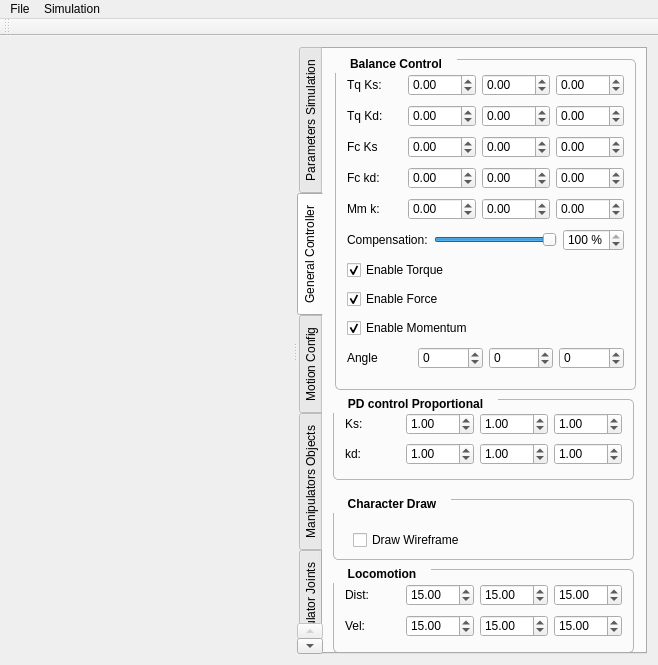
dtbinh/Physics, file mainwindow.ui: the form before one commit.
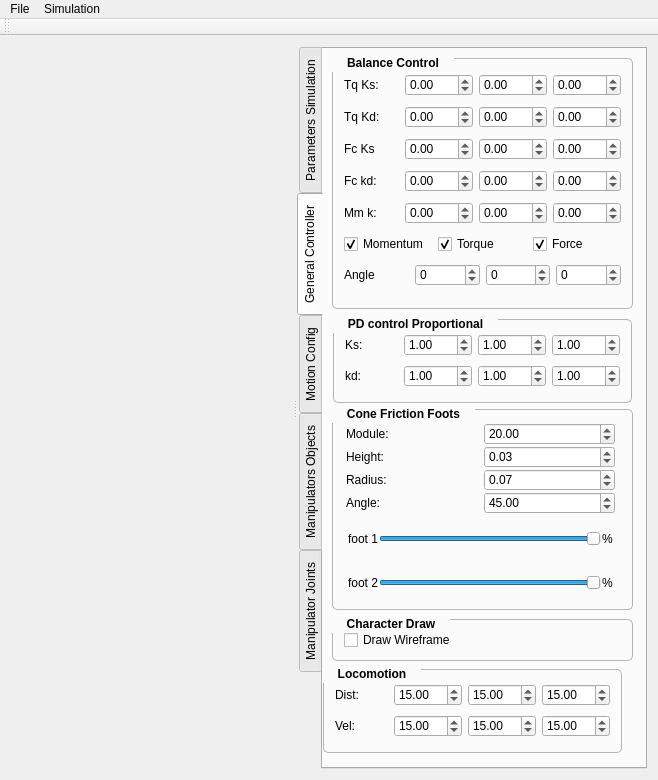
The form after the commit. The open tabs and pages were chosen to show the change. Custom widgets are drawn as their Qt base class.

What changed in the file:
```diff
--- a/mainwindow.ui
+++ b/mainwindow.ui
@@ -7,7 +7,7 @@
     <x>0</x>
     <y>0</y>
     <width>658</width>
-    <height>665</height>
+    <height>780</height>
    </rect>
   </property>
   <property name="windowTitle">
@@ -180,10 +180,10 @@
            <widget class="QGroupBox" name="groupBox_3">
             <property name="geometry">
              <rect>
-              <x>12</x>
-              <y>10</y>
+              <x>9</x>
+              <y>9</y>
               <width>301</width>
-              <height>331</height>
+              <height>251</height>
              </rect>
             </property>
             <property name="font">
@@ -252,52 +252,6 @@
                </item>
               </layout>
              </item>
-             <item row="5" column="0">
-              <layout class="QHBoxLayout" name="horizontalLayout_20">
-               <item>
-                <widget class="QLabel" name="label_19">
-                 <property name="text">
-                  <string>Compensation:</string>
-                 </property>
-                </widget>
-               </item>
-               <item>
-                <widget class="QSlider" name="sliderComp">
-                 <property name="maximum">
-                  <number>100</number>
-                 </property>
-                 <property name="pageStep">
-                  <number>5</number>
-                 </property>
-                 <property name="value">
-                  <number>100</number>
-                 </property>
-                 <property name="orientation">
-                  <enum>Qt::Horizontal</enum>
-                 </property>
-                </widget>
-               </item>
-               <item>
-                <widget class="QSpinBox" name="spinComp">
-                 <property name="suffix">
-                  <string> %</string>
-                 </property>
-                 <property name="prefix">
-                  <string/>
-                 </property>
-                 <property name="maximum">
-                  <number>100</number>
-                 </property>
-                 <property name="singleStep">
-                  <number>5</number>
-                 </property>
-                 <property name="value">
-                  <number>100</number>
-                 </property>
-                </widget>
-               </item>
-              </layout>
-             </item>
              <item row="1" column="0">
               <layout class="QHBoxLayout" name="horizontalLayout_12">
                <item>
@@ -380,16 +334,6 @@
                </item>
               </layout>
              </item>
-             <item row="6" column="0">
-              <widget class="QCheckBox" name="checkTorqueBal">
-               <property name="text">
-                <string>Enable Torque</string>
-               </property>
-               <property name="checked">
-                <bool>true</bool>
-               </property>
-              </widget>
-             </item>
              <item row="3" column="0">
               <layout class="QHBoxLayout" name="horizontalLayout_14">
                <item>
@@ -431,16 +375,6 @@
                </item>
               </layout>
              </item>
-             <item row="7" column="0">
-              <widget class="QCheckBox" name="checkForceBal">
-               <property name="text">
-                <string>Enable Force</string>
-               </property>
-               <property name="checked">
-                <bool>true</bool>
-               </property>
-              </widget>
-             </item>
              <item row="4" column="0">
               <layout class="QHBoxLayout" name="horizontalLayout_19">
                <item>
@@ -482,17 +416,41 @@
                </item>
               </layout>
              </item>
-             <item row="8" column="0">
-              <widget class="QCheckBox" name="checkMomentum">
-               <property name="text">
-                <string>Enable Momentum</string>
-               </property>
-               <property name="checked">
-                <bool>true</bool>
-               </property>
-              </widget>
+             <item row="5" column="0">
+              <layout class="QHBoxLayout" name="horizontalLayout_20">
+               <item>
+                <widget class="QCheckBox" name="checkMomentum">
+                 <property name="text">
+                  <string>Momentum</string>
+                 </property>
+                 <property name="checked">
+                  <bool>true</bool>
+                 </property>
+                </widget>
+               </item>
+               <item>
+                <widget class="QCheckBox" name="checkTorqueBal">
+                 <property name="text">
+                  <string>Torque</string>
+                 </property>
+                 <property name="checked">
+                  <bool>true</bool>
+                 </property>
+                </widget>
+               </item>
+               <item>
+                <widget class="QCheckBox" name="checkForceBal">
+                 <property name="text">
+                  <string>Force</string>
+                 </property>
+                 <property name="checked">
+                  <bool>true</bool>
+                 </property>
+                </widget>
+               </item>
+              </layout>
              </item>
-             <item row="9" column="0">
+             <item row="6" column="0">
               <layout class="QHBoxLayout" name="horizontalLayout_21">
                <item>
                 <widget class="QLabel" name="label_20">
@@ -539,9 +497,9 @@
             <property name="geometry">
              <rect>
               <x>10</x>
-              <y>350</y>
-              <width>301</width>
-              <height>81</height>
+              <y>270</y>
+              <width>299</width>
+              <height>84</height>
              </rect>
             </property>
             <property name="font">
@@ -674,10 +632,10 @@
            <widget class="QGroupBox" name="groupBox_7">
             <property name="geometry">
              <rect>
-              <x>10</x>
-              <y>450</y>
+              <x>9</x>
+              <y>570</y>
               <width>301</width>
-              <height>61</height>
+              <height>42</height>
              </rect>
             </property>
             <property name="font">
@@ -704,26 +662,22 @@
             <property name="title">
              <string>Character Draw</string>
             </property>
-            <widget class="QCheckBox" name="checkWireChara">
-             <property name="geometry">
-              <rect>
-               <x>20</x>
-               <y>30</y>
-               <width>151</width>
-               <height>22</height>
-              </rect>
-             </property>
-             <property name="text">
-              <string>Draw Wireframe</string>
-             </property>
-            </widget>
+            <layout class="QGridLayout" name="gridLayout_14">
+             <item row="0" column="0">
+              <widget class="QCheckBox" name="checkWireChara">
+               <property name="text">
+                <string>Draw Wireframe</string>
+               </property>
+              </widget>
+             </item>
+            </layout>
            </widget>
            <widget class="QGroupBox" name="groupBox_8">
             <property name="geometry">
              <rect>
-              <x>10</x>
-              <y>520</y>
-              <width>301</width>
+              <x>0</x>
+              <y>620</y>
+              <width>299</width>
               <height>84</height>
              </rect>
             </property>
@@ -854,6 +808,242 @@
              </item>
             </layout>
            </widget>
+           <widget class="QGroupBox" name="groupBoxCone">
+            <property name="geometry">
+             <rect>
+              <x>9</x>
+              <y>360</y>
+              <width>301</width>
+              <height>201</height>
+             </rect>
+            </property>
+            <property name="font">
+             <font>
+              <pointsize>9</pointsize>
+              <weight>75</weight>
+              <bold>true</bold>
+             </font>
+            </property>
+            <property name="styleSheet">
+             <string notr="true">QGroupBox::title { 
+   
+     subcontrol-position: top left; /* position at the top left*/ 
+  padding: 2px 13px;
+   margin-top: -5px;
+    
+ }
+
+QGroupBox{
+   border: 1px solid rgb(182, 181, 179);
+  border-radius: 5px;
+}</string>
+            </property>
+            <property name="title">
+             <string>Cone Friction Foots</string>
+            </property>
+            <widget class="QWidget" name="layoutWidget">
+             <property name="geometry">
+              <rect>
+               <x>3</x>
+               <y>3</y>
+               <width>291</width>
+               <height>201</height>
+              </rect>
+             </property>
+             <layout class="QVBoxLayout" name="verticalLayout_3">
+              <item>
+               <layout class="QVBoxLayout" name="verticalLayout_2">
+                <property name="spacing">
+                 <number>1</number>
+                </property>
+                <item>
+                 <layout class="QHBoxLayout" name="horizontalLayout_27">
+                  <item>
+                   <widget class="QLabel" name="label_28">
+                    <property name="text">
+                     <string>Module:</string>
+                    </property>
+                   </widget>
+                  </item>
+                  <item>
+                   <widget class="QDoubleSpinBox" name="coneM">
+                    <property name="maximum">
+                     <double>2000.000000000000000</double>
+                    </property>
+                    <property name="singleStep">
+                     <double>2.000000000000000</double>
+                    </property>
+                    <property name="value">
+                     <double>20.000000000000000</double>
+                    </property>
+                   </widget>
+                  </item>
+                 </layout>
+                </item>
+                <item>
+                 <layout class="QHBoxLayout" name="horizontalLayout_29">
+                  <item>
+                   <widget class="QLabel" name="label_30">
+                    <property name="text">
+                     <string>Height:</string>
+                    </property>
+                   </widget>
+                  </item>
+                  <item>
+                   <widget class="QDoubleSpinBox" name="coneHeight">
+                    <property name="maximum">
+                     <double>500.000000000000000</double>
+                    </property>
+                    <property name="singleStep">
+                     <double>0.500000000000000</double>
+                    </property>
+                    <property name="value">
+                     <double>0.030000000000000</double>
+                    </property>
+                   </widget>
+                  </item>
+                 </layout>
+                </item>
+                <item>
+                 <layout class="QHBoxLayout" name="horizontalLayout_28">
+                  <item>
+                   <widget class="QLabel" name="label_19">
+                    <property name="text">
+                     <string>Radius:</string>
+                    </property>
+                   </widget>
+                  </item>
+                  <item>
+                   <widget class="QDoubleSpinBox" name="coneRadius">
+                    <property name="maximum">
+                     <double>500.000000000000000</double>
+                    </property>
+                    <property name="singleStep">
+                     <double>0.500000000000000</double>
+                    </property>
+                    <property name="value">
+                     <double>0.070000000000000</double>
+                    </property>
+                   </widget>
+                  </item>
+                 </layout>
+                </item>
+                <item>
+                 <layout class="QHBoxLayout" name="horizontalLayout_30">
+                  <item>
+                   <widget class="QLabel" name="label_29">
+                    <property name="text">
+                     <string>Angle:</string>
+                    </property>
+                   </widget>
+                  </item>
+                  <item>
+                   <widget class="QDoubleSpinBox" name="coneAngle">
+                    <property name="minimum">
+                     <double>-180.000000000000000</double>
+                    </property>
+                    <property name="maximum">
+                     <double>180.000000000000000</double>
+                    </property>
+                    <property name="singleStep">
+                     <double>5.000000000000000</double>
+                    </property>
+                    <property name="value">
+                     <double>45.000000000000000</double>
+                    </property>
+                   </widget>
+                  </item>
+                 </layout>
+                </item>
+               </layout>
+              </item>
+              <item>
+               <widget class="QFrame" name="FootLeft">
+                <layout class="QHBoxLayout" name="horizontalLayout_25">
+                 <property name="spacing">
+                  <number>1</number>
+                 </property>
+                 <property name="margin">
+                  <number>2</number>
+                 </property>
+                 <item>
+                  <widget class="QLabel" name="label_26">
+                   <property name="text">
+                    <string>foot 1</string>
+                   </property>
+                  </widget>
+                 </item>
+                 <item>
+                  <widget class="QSlider" name="coneFoot1">
+                   <property name="maximum">
+                    <number>100</number>
+                   </property>
+                   <property name="pageStep">
+                    <number>5</number>
+                   </property>
+                   <property name="value">
+                    <number>100</number>
+                   </property>
+                   <property name="orientation">
+                    <enum>Qt::Horizontal</enum>
+                   </property>
+                  </widget>
+                 </item>
+                 <item>
+                  <widget class="QLabel" name="conePerc1">
+                   <property name="text">
+                    <string>%</string>
+                   </property>
+                  </widget>
+                 </item>
+                </layout>
+               </widget>
+              </item>
+              <item>
+               <widget class="QFrame" name="FootRight">
+                <layout class="QHBoxLayout" name="horizontalLayout_26">
+                 <property name="spacing">
+                  <number>1</number>
+                 </property>
+                 <property name="margin">
+                  <number>2</number>
+                 </property>
+                 <item>
+                  <widget class="QLabel" name="label_27">
+                   <property name="text">
+                    <string>foot 2</string>
+                   </property>
+                  </widget>
+                 </item>
+                 <item>
+                  <widget class="QSlider" name="coneFoot2">
+                   <property name="maximum">
+                    <number>100</number>
+                   </property>
+                   <property name="pageStep">
+                    <number>5</number>
+                   </property>
+                   <property name="value">
+                    <number>100</number>
+                   </property>
+                   <property name="orientation">
+                    <enum>Qt::Horizontal</enum>
+                   </property>
+                  </widget>
+                 </item>
+                 <item>
+                  <widget class="QLabel" name="conePerc2">
+                   <property name="text">
+                    <string>%</string>
+                   </property>
+                  </widget>
+                 </item>
+                </layout>
+               </widget>
+              </item>
+             </layout>
+            </widget>
+           </widget>
           </widget>
           <widget class="QWidget" name="tab_2">
            <attribute name="title">
```
Left out of the diff: 426 changed lines with no effect on the pictures.
